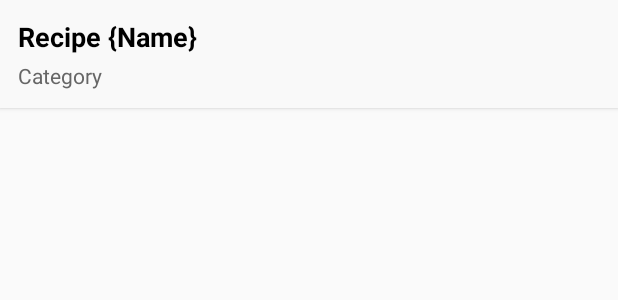
After one commit to Birkbeck/mobile-computing-project-Miroslava958, an Android app: the layout item_recipe.xml on its own in the app's theme, with its tools: preview values and no code run, on a phone screen of 412 x 824 dp. The commit adds this screen. Shown: the top 300 px of the screen. Run offline under Robolectric (Android 15) with nearby library versions, the phone set to English and light mode, and no system bars.

Commit message:
Remove the compose files and add the recycle view

```diff
--- /dev/null
+++ b/app/src/main/res/layout/item_recipe.xml
@@ -0,0 +1,29 @@
+<?xml version="1.0" encoding="utf-8"?>
+<!-- res/layout/item_recipe.xml -->
+<LinearLayout xmlns:android="http://schemas.android.com/apk/res/android"
+    android:layout_width="match_parent"
+    android:layout_height="wrap_content"
+    android:orientation="vertical"
+    android:background="#F9F9F9"
+    android:padding="12dp"
+    android:layout_marginBottom="8dp"
+    android:elevation="2dp">
+
+    <TextView
+        android:id="@+id/textRecipeTitle"
+        android:layout_width="wrap_content"
+        android:layout_height="wrap_content"
+        android:text="@string/recipe_title_placeholder"
+        android:textStyle="bold"
+        android:textColor="#000000"
+        android:textSize="18sp" />
+
+    <TextView
+        android:id="@+id/textRecipeCategory"
+        android:layout_width="wrap_content"
+        android:layout_height="wrap_content"
+        android:text="@string/category"
+        android:textColor="#666666"
+        android:textSize="14sp"
+        android:layout_marginTop="4dp" />
+</LinearLayout>
--- a/app/src/main/res/values/strings.xml
+++ b/app/src/main/res/values/strings.xml
@@ -57,6 +57,7 @@
     <!-- Recipe -->
     <string name="edit">Edit</string>
     <string name="delete">Delete</string>
+    <string name="recipe_list_desc">List of recipes</string>
 
     <!-- Navigation -->
     <string name="home">Home</string>
--- a/build.gradle.kts
+++ b/build.gradle.kts
@@ -2,5 +2,4 @@
 plugins {
     alias(libs.plugins.android.application) apply false
     alias(libs.plugins.kotlin.android) apply false
-    alias(libs.plugins.kotlin.compose) apply false
 }
```
Also changed, not shown: app/build.gradle.kts (+8 -17 lines), app/src/main/java/com/miroslava958/culinarycompanion/ui/theme/Color.kt (deleted, +0 -11 lines), app/src/main/java/com/miroslava958/culinarycompanion/ui/theme/Theme.kt (deleted, +0 -58 lines), app/src/main/java/com/miroslava958/culinarycompanion/ui/theme/Type.kt (deleted, +0 -34 lines), app/src/main/res/layout/activity_categories_template.xml (+6 -5 lines).
